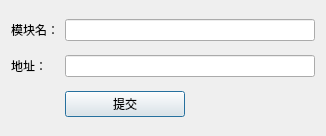
dqzg12300/fridaUiTools, file ui/dumpAddress.ui: the form before one commit.
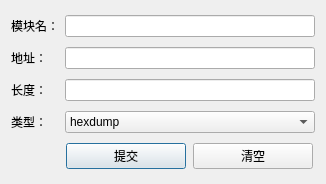
The form after the commit.

The edit to the form file:
```diff
--- a/ui/dumpAddress.ui
+++ b/ui/dumpAddress.ui
@@ -7,7 +7,7 @@
     <x>0</x>
     <y>0</y>
     <width>326</width>
-    <height>136</height>
+    <height>184</height>
    </rect>
   </property>
   <property name="windowTitle">
@@ -34,7 +34,43 @@
    <item row="1" column="1">
     <widget class="QLineEdit" name="txtAddress"/>
    </item>
+   <item row="2" column="0">
+    <widget class="QLabel" name="label">
+     <property name="text">
+      <string>长度：</string>
+     </property>
+    </widget>
+   </item>
    <item row="2" column="1">
+    <widget class="QLineEdit" name="txtSize"/>
+   </item>
+   <item row="3" column="0">
+    <widget class="QLabel" name="label_4">
+     <property name="text">
+      <string>类型：</string>
+     </property>
+    </widget>
+   </item>
+   <item row="3" column="1">
+    <widget class="QComboBox" name="cmbDumpType">
+     <property name="currentIndex">
+      <number>0</number>
+     </property>
+     <item>
+      <property name="text">
+       <string>hexdump</string>
+      </property>
+     </item>
+     <item>
+      <property name="text">
+       <string>string</string>
+      </property>
+     </item>
+    </widget>
+   </item>
+   <item row="4" column="1">
+    <layout class="QHBoxLayout" name="horizontalLayout">
+     <item>
     <widget class="QPushButton" name="btnSubmit">
      <property name="maximumSize">
       <size>
@@ -46,6 +82,21 @@
       <string>提交</string>
      </property>
     </widget>
+     </item>
+     <item>
+      <widget class="QPushButton" name="btnClear">
+       <property name="maximumSize">
+        <size>
+         <width>120</width>
+         <height>16777215</height>
+        </size>
+       </property>
+       <property name="text">
+        <string>清空</string>
+       </property>
+      </widget>
+     </item>
+    </layout>
    </item>
   </layout>
  </widget>
```
Lines whose indentation alone changed are shown as unchanged.
